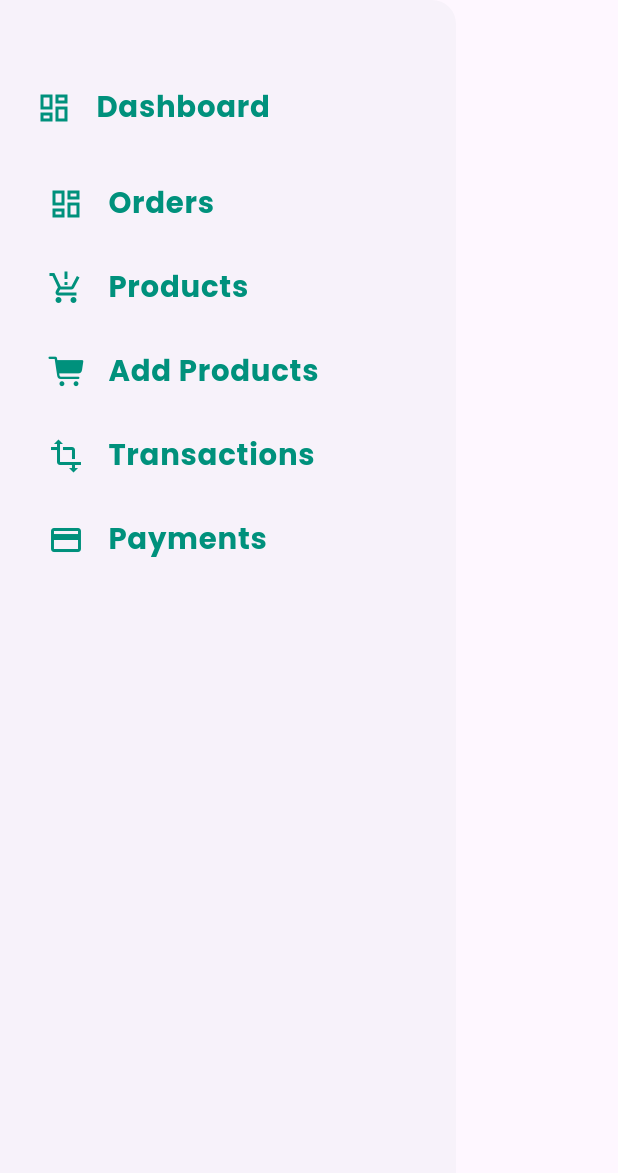
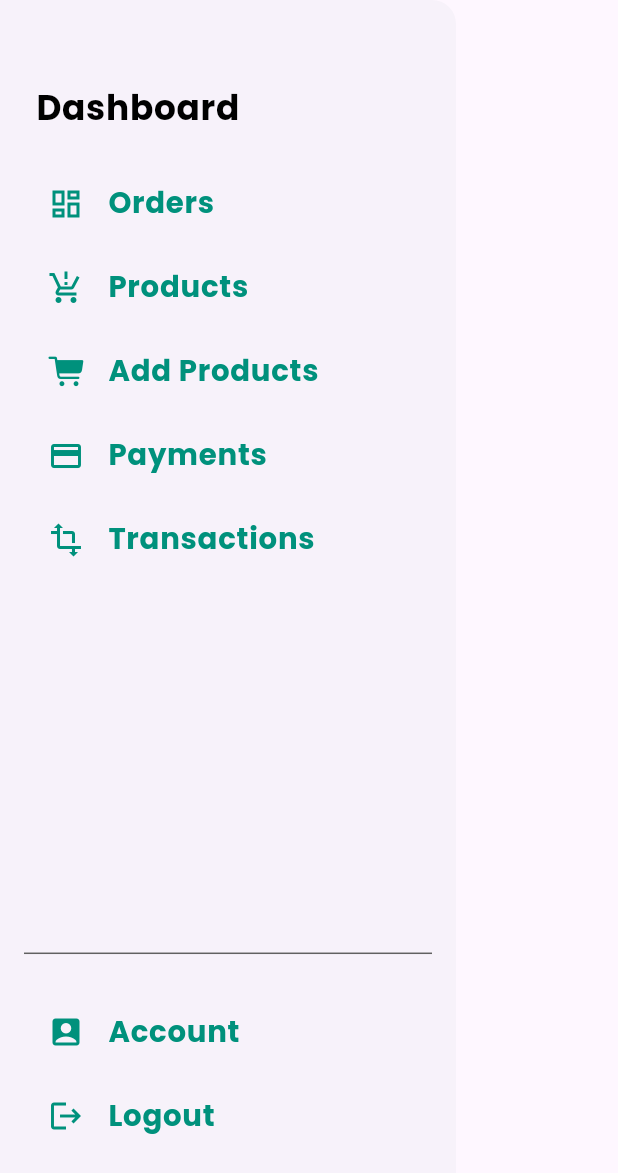
Before and after one commit to graduationproject273/graduatinproject, a Flutter app: the SellerDashboardDrawer widget shown alone on an empty page, opened directly, on a phone screen of 412 x 824 dp. Shown: the top 1173 px of the screen. Run offline on Flutter 3.47's test engine with Material 3 defaults, Android fonts, the phone set to English and light mode, and no system bars; our stand-ins replace bloc, dartz, device_preview, dio, dots_indicator, equatable and 8 more; missing offline and left inert: data_connection_checker_tv; accounts and stored records are empty.

Commit message:
drawer dashbord

```diff
--- a/lib/featrues/sellerDashboard/presentation/widgets/seller_dashboard_drawer.dart
+++ b/lib/featrues/sellerDashboard/presentation/widgets/seller_dashboard_drawer.dart
@@ -4,6 +4,7 @@ import 'package:flutter_screenutil/flutter_screenutil.dart';
 import 'package:go_router/go_router.dart';
 import 'package:gradution/core/routeing/routes.dart';
 import 'package:gradution/core/styles/colors.dart';
+import 'package:gradution/core/styles/extention.dart';
 import 'package:gradution/core/styles/textstyles.dart';
 
 class SellerDashboardDrawer extends StatefulWidget {
@@ -14,27 +15,34 @@ class SellerDashboardDrawer extends StatefulWidget {
 }
 
 class _SellerDashboardDrawerState extends State<SellerDashboardDrawer> {
-
   final List<IconData> iconss = [
     Icons.dashboard_outlined,
     Icons.production_quantity_limits_outlined,
     CupertinoIcons.cart_fill,
+    Icons.payment,
     Icons.transform,
-    Icons.payment,
-
   ];
   final List<String> titles = [
     'Orders',
     'Products',
     'Add Products',
+    'Payments',
     'Transactions',
-    'Payments',
+  ];
+   final List<IconData> icons2 = [
+    Icons.account_box,
+    Icons.logout,
 
+  ];
+    final List<String> titles2 = [
+
+    'Account',
+    'Logout',
   ];
   void navigateToPage(BuildContext context, int index) {
     switch (index) {
       case 0:
-        GoRouter.of(context).go(Routes.order);
+        GoRouter.of(context).push(Routes.order);
         break;
       case 1:
         GoRouter.of(context).push(Routes.sellerProducts);
@@ -53,6 +61,7 @@ void navigateToPage(BuildContext context, int index) {
         GoRouter.of(context).go(Routes.home);
     }
   }
+
   @override
   Widget build(BuildContext context) {
     return Drawer(
@@ -61,23 +70,67 @@ void navigateToPage(BuildContext context, int index) {
         child: Column(
           //padding: EdgeInsets.zero,
           children: <Widget>[
-           SizedBox(height: 30.h,),
+            SizedBox(
+              height: 30.h,
+            ),
             ListTile(
-                leading: Icon(Icons.dashboard_outlined,size: 24,color: maincolor,),
-                title: Text('Dashboard',style: Textstyles.namereview.copyWith(color: maincolor),),
-
+              title: Text(
+                'Dashboard',
+                style: Textstyles.texttitlelogin.copyWith(color: Colors.black),
+              ),
             ),
             Padding(
               padding: const EdgeInsets.all(8.0),
-              child: Column(children: List.generate(iconss.length, (index) {
+              child: Column(
+                children: [
+                  Column(
+                      children: List.generate(
+                    iconss.length,
+                    (index) {
                       return ListTile(
-                    leading: Icon(iconss[index],size: 24,color: maincolor,),
-                  title: Text(titles[index],style: Textstyles.namereview.copyWith(color: maincolor),),
+                        leading: Icon(
+                          iconss[index],
+                          size: 24,
+                          color: maincolor,
+                        ),
+                        title: Text(
+                          titles[index],
+                          style:
+                              Textstyles.namereview.copyWith(color: maincolor),
+                        ),
                         onTap: () {
                           navigateToPage(context, index);
                         },
                       );
-              },)),
+                    },
+                  )),
+                 SizedBox(
+                  height: context.height*.3,
+                 ),
+                  Divider(
+                    thickness: 1,
+                    height: 1,
+
+                    color: Colors.grey.shade700,
+                  ), SizedBox(
+                  height: 20.h,
+                 ),
+                  Column(
+                      children: List.generate(
+                          2,
+                          (index) => ListTile(
+                              leading: Icon(
+                                icons2[index],
+                                size: 24,
+                                color: maincolor,
+                              ),
+                              title: Text(
+                                titles2[index],
+                                style: Textstyles.namereview
+                                    .copyWith(color: maincolor),
+                              ))))
+                ],
+              ),
             )
           ],
         ),
```
Also changed, not shown: lib/core/routeing/routes.dart (+3 -5 lines), 4 other files. Lines whose indentation alone changed are shown as unchanged.
